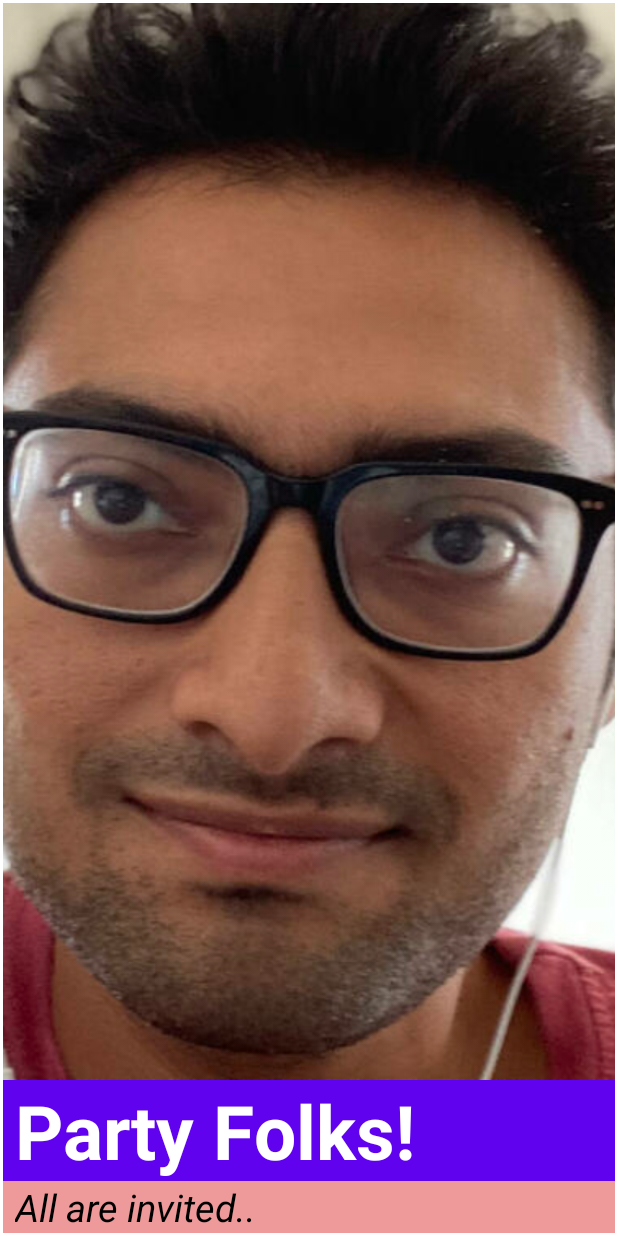
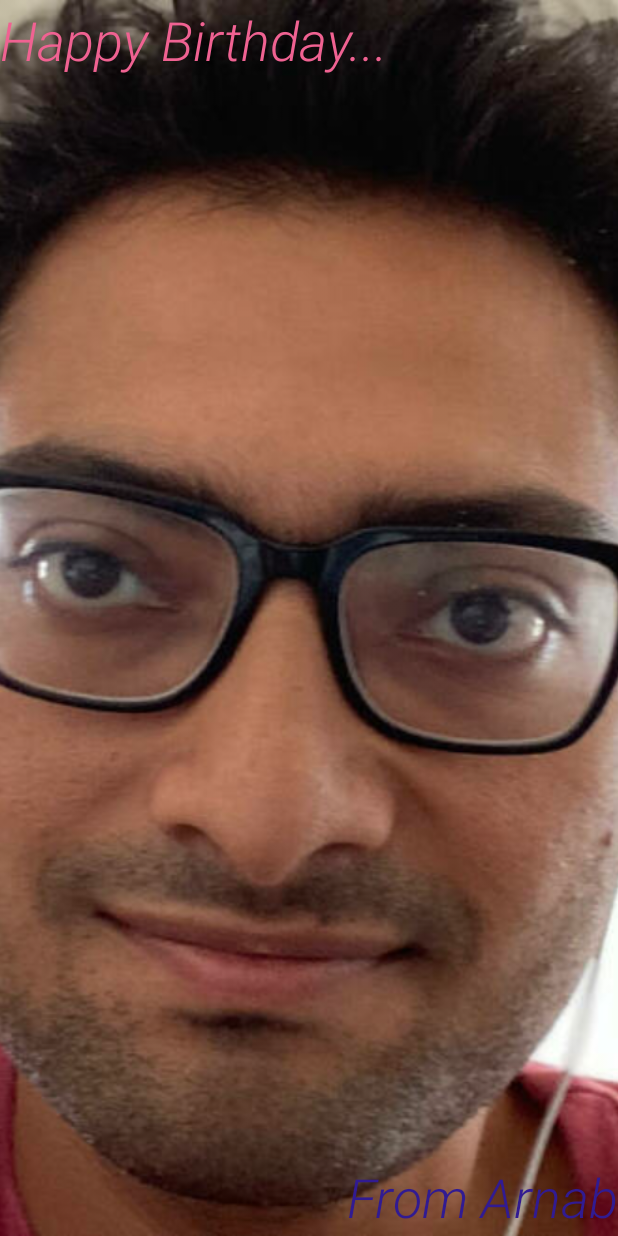
Before and after one commit to pogo420/AndroidLearning, an Android app: the screen it shows after launch (MainActivity), on a phone screen of 412 x 824 dp. Run offline under Robolectric (Android 15) with nearby library versions, the phone set to English and light mode, and no system bars.

Commit message:
birthday card

```diff
--- a/app/src/main/java/com/example/androidlearning/MainActivity.java
+++ b/app/src/main/java/com/example/androidlearning/MainActivity.java
@@ -20,7 +20,7 @@ public class MainActivity extends AppCompatActivity {
     @Override
     protected void onCreate(Bundle savedInstanceState) {
         super.onCreate(savedInstanceState);
-        setContentView(R.layout.activity_1_liner);
+        setContentView(R.layout.birthday_layout);
         Toolbar toolbar = findViewById(R.id.toolbar);
         setSupportActionBar(toolbar);
 
--- a/app/src/main/res/layout/activity_1_liner.xml
+++ b/app/src/main/res/layout/activity_1_liner.xml
@@ -5,7 +5,6 @@
     android:orientation="vertical"
     android:layout_width="match_parent"
     android:layout_height="match_parent"
-    android:layout_margin="2dp"
     >
 
     <ImageView
--- /dev/null
+++ b/app/src/main/res/layout/birthday_layout.xml
@@ -0,0 +1,40 @@
+<?xml version="1.0" encoding="utf-8"?>
+<RelativeLayout xmlns:android="http://schemas.android.com/apk/res/android"
+    android:layout_width="match_parent" android:layout_height="match_parent">
+
+    <ImageView
+        android:id="@+id/mainImage"
+        android:layout_width="match_parent"
+        android:layout_height="match_parent"
+        android:scaleType="centerCrop"
+        android:src="@drawable/profilepic"
+        />
+
+    <TextView
+        android:id="@+id/greeting"
+        android:layout_width="wrap_content"
+        android:layout_height="wrap_content"
+        android:textStyle="italic"
+        android:text="Happy Birthday..."
+        android:textColor="#F06292"
+        android:textSize="36sp"
+        android:paddingTop="2dp"
+        android:fontFamily="sans-serif-light"
+        android:layout_alignParentTop="true"
+        />
+
+    <TextView
+        android:id="@+id/salutation"
+        android:layout_width="wrap_content"
+        android:layout_height="wrap_content"
+        android:textStyle="italic"
+        android:text="From Arnab"
+        android:textColor="#311B92"
+        android:textSize="36sp"
+        android:paddingBottom="2dp"
+        android:fontFamily="sans-serif-light"
+        android:layout_alignParentBottom="true"
+        android:layout_alignParentRight="true"
+        />
+
+</RelativeLayout>
```
